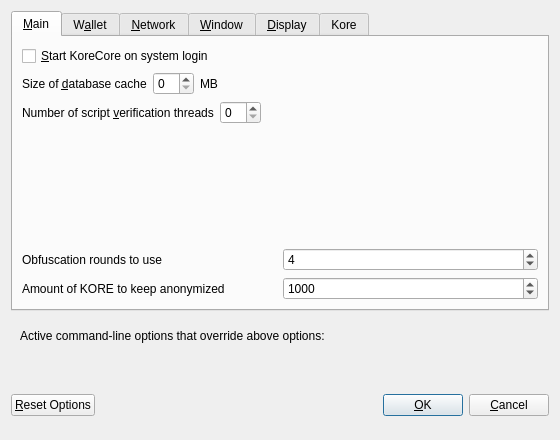
Before: the Qt Designer form src/qt/forms/optionsdialog.ui in Kore-Core/KORE, drawn with Qt 5.
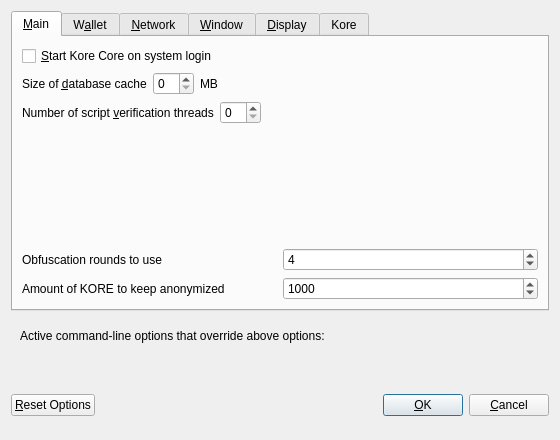
After: the same form once the commit is applied. The open tabs and pages were chosen to show the change. Custom widgets are drawn as their Qt base class.

Diff of the .ui file:
```diff
--- a/src/qt/forms/optionsdialog.ui
+++ b/src/qt/forms/optionsdialog.ui
@@ -33,7 +33,7 @@
           <string>Automatically start KoreCore after logging in to the system.</string>
          </property>
          <property name="text">
-          <string>&amp;Start KoreCore on system login</string>
+          <string>&amp;Start Kore Core on system login</string>
          </property>
         </widget>
        </item>
```
Left out of the diff: 4 changed lines with no effect on the pictures.
